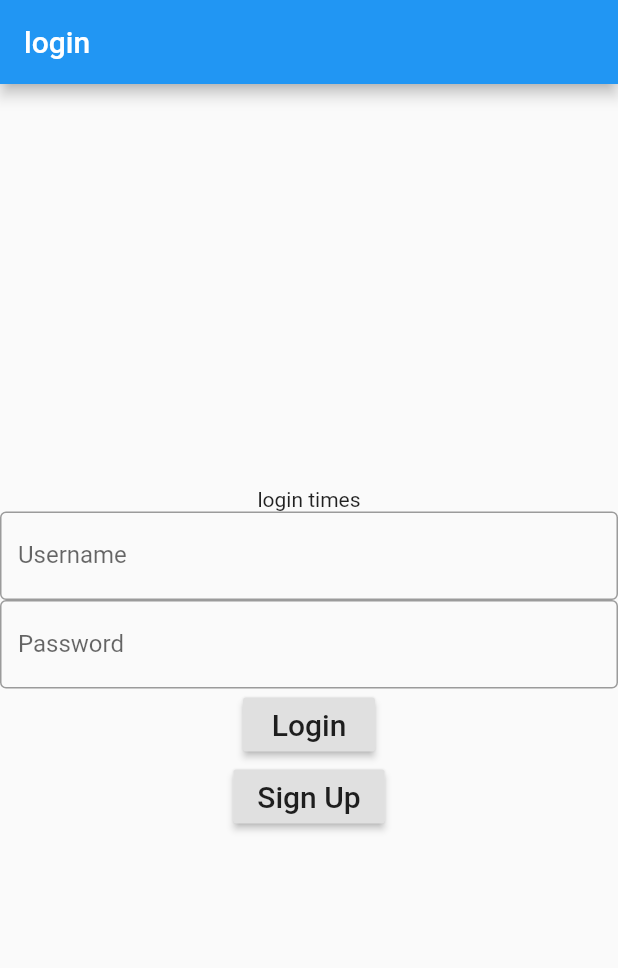
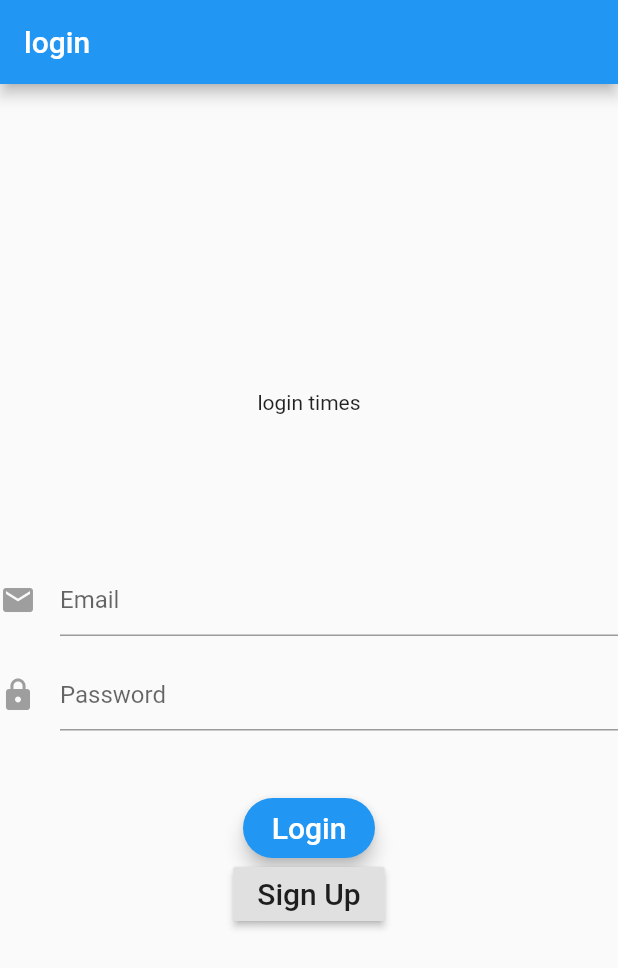
Before and after one commit to swalcoff/Blacklister-Mobile-Application, a Flutter app: the screen it shows after launch, after a tap on "Login", on a phone screen of 412 x 824 dp. Shown: the top 968 px of the screen. Run offline on Flutter 3.47's test engine with Material 2 defaults, Android fonts, the phone set to English and light mode, and no system bars; our stand-ins replace cloud_firestore, firebase_auth; accounts and stored records are empty; network calls fail.

Commit message:
login and list completed

```diff
--- a/lib/login.dart
+++ b/lib/login.dart
@@ -2,9 +2,9 @@ import 'package:flutter/material.dart';
 import 'signUp.dart';
 import 'server.dart';
 import 'main.dart';
+
 class LoginPage extends StatefulWidget {
   LoginPage({Key key, this.title}) : super(key: key);
-
 
   final String title;
 
@@ -17,6 +17,76 @@ class _LoginPageState extends State<LoginPage> {
   TextEditingController usernameController = TextEditingController();
   TextEditingController passwordController = TextEditingController();
 
+  Widget _showEmailInput() {
+    return Padding(
+      padding: const EdgeInsets.fromLTRB(0.0, 100.0, 0.0, 0.0),
+      child: new TextFormField(
+        controller: usernameController,
+        maxLines: 1,
+        keyboardType: TextInputType.emailAddress,
+        autofocus: false,
+        decoration: new InputDecoration(
+            hintText: 'Email',
+            icon: new Icon(
+              Icons.mail,
+              color: Colors.grey,
+            )),
+        validator: (value) => value.isEmpty ? 'Email can\'t be empty' : null,
+//        onSaved: (value) => _email = value.trim(),
+      ),
+    );
+  }
+
+  Widget _showPasswordInput() {
+    return Padding(
+      padding: const EdgeInsets.fromLTRB(0.0, 15.0, 0.0, 0.0),
+      child: new TextFormField(
+        controller: passwordController,
+        maxLines: 1,
+        obscureText: true,
+        autofocus: false,
+        decoration: new InputDecoration(
+            hintText: 'Password',
+            icon: new Icon(
+              Icons.lock,
+              color: Colors.grey,
+            )),
+        validator: (value) => value.isEmpty ? 'Password can\'t be empty' : null,
+//        onSaved: (value) => _password = value.trim(),
+      ),
+    );
+  }
+
+  Widget _showPrimaryButton() {
+    return new Padding(
+        padding: EdgeInsets.fromLTRB(0.0, 45.0, 0.0, 0.0),
+        child: SizedBox(
+          height: 40.0,
+          child: new RaisedButton(
+            elevation: 5.0,
+            shape: new RoundedRectangleBorder(
+                borderRadius: new BorderRadius.circular(100.0)),
+            color: Colors.blue,
+            child:new Text('Login', style: new TextStyle(fontSize: 20.0, color: Colors.white)),
+            onPressed: () {
+              server
+                  .signIn(usernameController.text, passwordController.text)
+                  .then(
+                (uid) {
+                  Navigator.push(
+                    context,
+                    MaterialPageRoute(builder: (context) => MyApp()),
+                  );
+                },
+              ).catchError((e) {
+                ;
+                print("failed to login");
+              });
+            },
+          ),
+        ));
+  }
+
   @override
   Widget build(BuildContext context) {
     return Scaffold(
@@ -25,64 +95,25 @@ class _LoginPageState extends State<LoginPage> {
       ),
       body: Center(
         child: Column(
-
           mainAxisAlignment: MainAxisAlignment.center,
           children: <Widget>[
-            Text(
-              'login times',
-            ),
-
-            TextField(
-              obscureText: false,
-              controller: usernameController,
-              decoration: InputDecoration(
-                border: OutlineInputBorder(),
-                labelText: 'Username',
-              ),
-            ),
-            TextField(
-              obscureText: true,
-              controller: passwordController,
-              decoration: InputDecoration(
-                border: OutlineInputBorder(),
-                labelText: 'Password',
-              ),
-            ),
-            RaisedButton(
-              onPressed: () {
-                server.signIn(usernameController.text, passwordController.text)
-                    .then((uid) {
-                  Navigator.push(
-                    context,
-                    MaterialPageRoute(
-                        builder: (context) => MyApp()),
-                  );
-                },).catchError((e) {
-                  ;
-                  print("failed to login");
-                });
-              },
-              child: const Text(
-                  'Login',
-                  style: TextStyle(fontSize: 20)
-              ),
-            ),
+            Text('login times'),
+            _showEmailInput(),
+            _showPasswordInput(),
+            _showPrimaryButton(),
             RaisedButton(
               onPressed: () {
                 Navigator.push(
                   context,
-                  MaterialPageRoute(builder: (context) => SignUpPage(title:'SignUp')),
+                  MaterialPageRoute(
+                      builder: (context) => SignUpPage(title: 'SignUp')),
                 );
               },
-              child: const Text(
-                  'Sign Up',
-                  style: TextStyle(fontSize: 20)
-              ),
+              child: const Text('Sign Up', style: TextStyle(fontSize: 20)),
             ),
           ],
         ),
       ),
-
     );
   }
 }
--- a/lib/main.dart
+++ b/lib/main.dart
@@ -171,13 +171,13 @@ class _MyAppState extends State<MyApp> {
                                               children: <Widget>[
                                                 Padding(
                                                     padding: EdgeInsets.fromLTRB(0, 5.0, 12.0, 5.0),
-                                                    child: Text(_urls.elementAt((index).abs()))
+                                                    child: Text((_urls.reversed).elementAt((index).abs()))
                                                 ),
                                               ]
                                           ),
                                           onLongPress: () {
                                             setState(() {
-                                              _urls.removeAt(index);
+                                              _urls.removeAt((index - _urls.length + 1).abs());
                                             });
                                             updateUrlList();
                                           },
@@ -186,7 +186,6 @@ class _MyAppState extends State<MyApp> {
                                   }
                               )
                           ),
-
                         ]
                     ),
                   )
```
